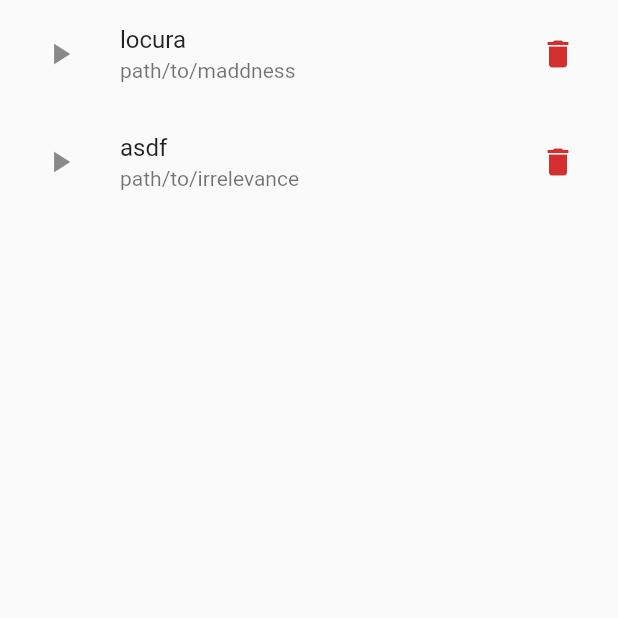
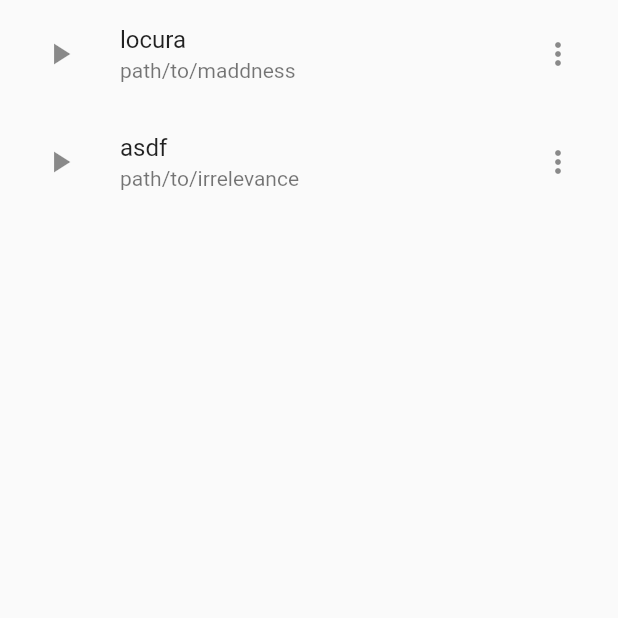
Before and after one commit to LNicoF/Taggify, a Flutter app: the screen it shows after launch, item 3 of the bottom bar chosen, on a phone screen of 412 x 824 dp, the top half of it. Run offline on Flutter 3.47's test engine with Material 2 defaults, Android fonts, the phone set to English and light mode, and no system bars; project files that could hold a hidden picture were left out.

Commit message:
Added Song editingDeleting songs seems to work (need to tear relationships yet)

```diff
--- a/lib/song_list_tile.dart
+++ b/lib/song_list_tile.dart
@@ -1,15 +1,19 @@
 import 'package:flutter/material.dart';
+import 'package:taggify/delete_button.dart';
 import 'package:taggify/model/song.dart';
+import 'package:taggify/song_form_dialog.dart';
 
 class SongListTile extends StatelessWidget {
   const SongListTile({
     super.key,
     required this.song,
     required this.deleteSong,
+    required this.saveSong,
   });
 
   final Song song;
   final void Function( Song song ) deleteSong ;
+  final void Function( Song song ) saveSong ;
 
   @override
   Widget build(BuildContext context) {
@@ -22,12 +26,46 @@ class SongListTile extends StatelessWidget {
       title: Text( song.name ),
       subtitle: Text( song.src ),
 
-      trailing: IconButton(
-        onPressed: () => deleteSong( song ),
-        icon: Icon( Icons.delete,
-          color: Theme.of( context ).colorScheme.error,
-        ),
-      ),
+      trailing: MenuAnchor(
+        builder: ( context, menu, child ) => IconButton(
+          onPressed: () {
+            if ( menu.isOpen ) {
+              menu.close() ;
+            } else {
+              menu.open() ;
+            }
+          },
+          icon: const Icon( Icons.more_vert )
+        ) ,
+
+        menuChildren: [
+          MenuItemButton( // Details
+            onPressed: () {},
+
+            leadingIcon: const Icon( Icons.info ),
+            child: const Text( 'Details' ),
+          ),
+
+          MenuItemButton(
+            onPressed: () {
+              showDialog(
+                context: context,
+                builder: ( cotext ) => SongFormDialog(
+                  fromSong: song,
+                  saveSong: saveSong,
+                ),
+              ) ;
+            },
+
+            leadingIcon: const Icon( Icons.edit ),
+            child: const Text( 'Edit' ),
+          ),
+
+          DeleteMenuItemButton(
+            onPressed: () => deleteSong( song ),
+          ),
+        ],
+      )
     ) ;
   }
 }
--- a/lib/songs_page.dart
+++ b/lib/songs_page.dart
@@ -75,7 +75,8 @@ class _SongsPageState extends State<SongsPage> {
 
       body: SongListBuilder(
         songs: _songs,
-        deleteSong: ( song ) => _deleteSong( song ),
+        deleteSong: _deleteSong,
+        saveSong: _saveSong,
       ),
     ) ;
   }
@@ -86,10 +87,12 @@ class SongListBuilder extends StatelessWidget {
     super.key,
     required this.songs,
     required this.deleteSong,
+    required this.saveSong,
   }) ;
 
-  final Future<List<Song>> songs;
+  final Future< List< Song > > songs;
   final void Function( Song song ) deleteSong ;
+  final void Function( Song song ) saveSong ;
 
   @override
   Widget build(BuildContext context) {
@@ -111,6 +114,7 @@ class SongListBuilder extends StatelessWidget {
           SongListTile(
             song: song,
             deleteSong: deleteSong,
+            saveSong: saveSong,
           ),
       ],
     );
```
Also changed, not shown: lib/delete_button.dart (added, +52 -0 lines), lib/song_form_dialog.dart (+23 -12 lines), lib/text_input_field.dart (+9 -2 lines), lib/tags_page.dart (line endings or trailing spaces).
